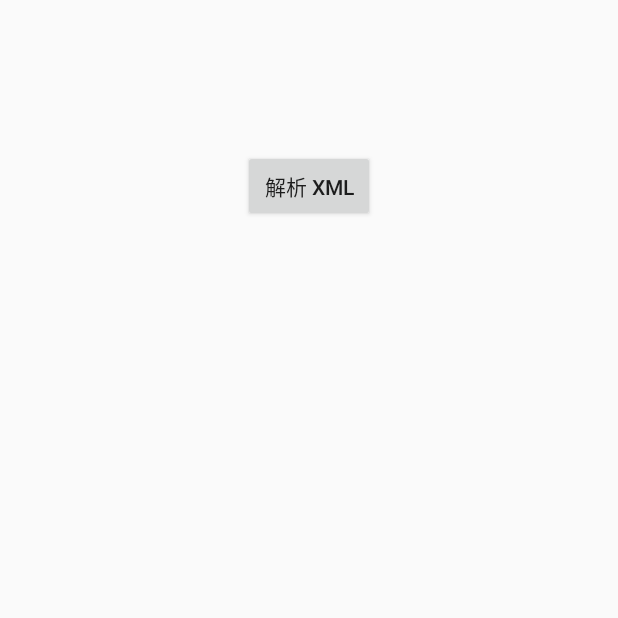
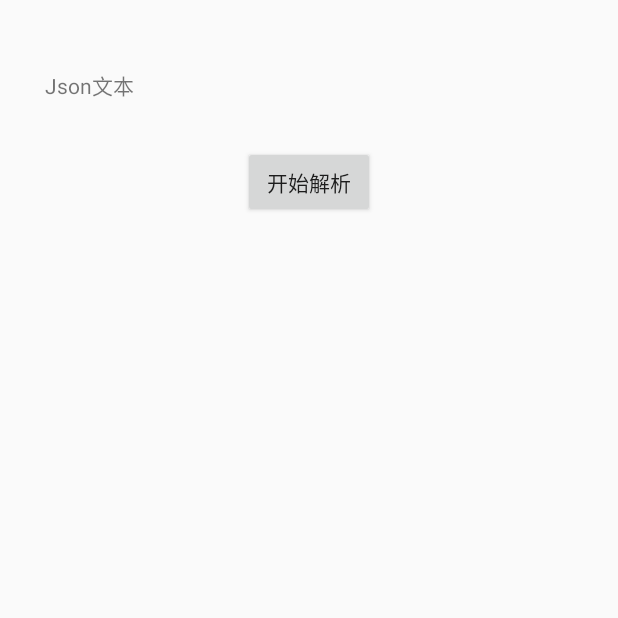
Before and after one commit to hust-MC/AndroidTutorial, an Android app: the screen it shows after launch (MainActivity), on a phone screen of 412 x 824 dp, the top half of it. Run offline under Robolectric (Android 15) with nearby library versions, the light colour scheme and no system bars.

Commit message:
【截稿】 51 JSON

```diff
--- a/app/src/main/res/layout/activity_main.xml
+++ b/app/src/main/res/layout/activity_main.xml
@@ -1,14 +1,27 @@
 <?xml version="1.0" encoding="utf-8"?>
-<LinearLayout xmlns:android="http://schemas.android.com/apk/res/android"
+
+<RelativeLayout xmlns:android="http://schemas.android.com/apk/res/android"
+    xmlns:tools="http://schemas.android.com/tools"
     android:layout_width="match_parent"
     android:layout_height="match_parent"
-    android:orientation="vertical">
+    tools:context=".MainActivity">
+
+    <TextView
+        android:id="@+id/json"
+        android:layout_width="wrap_content"
+        android:layout_height="wrap_content"
+        android:layout_alignParentStart="true"
+        android:layout_alignParentTop="true"
+        android:layout_marginStart="30dp"
+        android:layout_marginTop="46dp"
+        android:text="Json文本" />
 
     <Button
-        android:id="@+id/parse_xml"
+        android:id="@+id/parse"
         android:layout_width="wrap_content"
         android:layout_height="wrap_content"
-        android:layout_gravity="center"
-        android:layout_marginTop="100dp"
-        android:text="解析 xml" />
-</LinearLayout>
+        android:layout_below="@id/json"
+        android:layout_centerHorizontal="true"
+        android:layout_marginTop="30dp"
+        android:text="开始解析" />
+</RelativeLayout>
```
Also changed, not shown: app/src/main/java/com/emercy/myapplication/MainActivity.java (+27 -75 lines).
